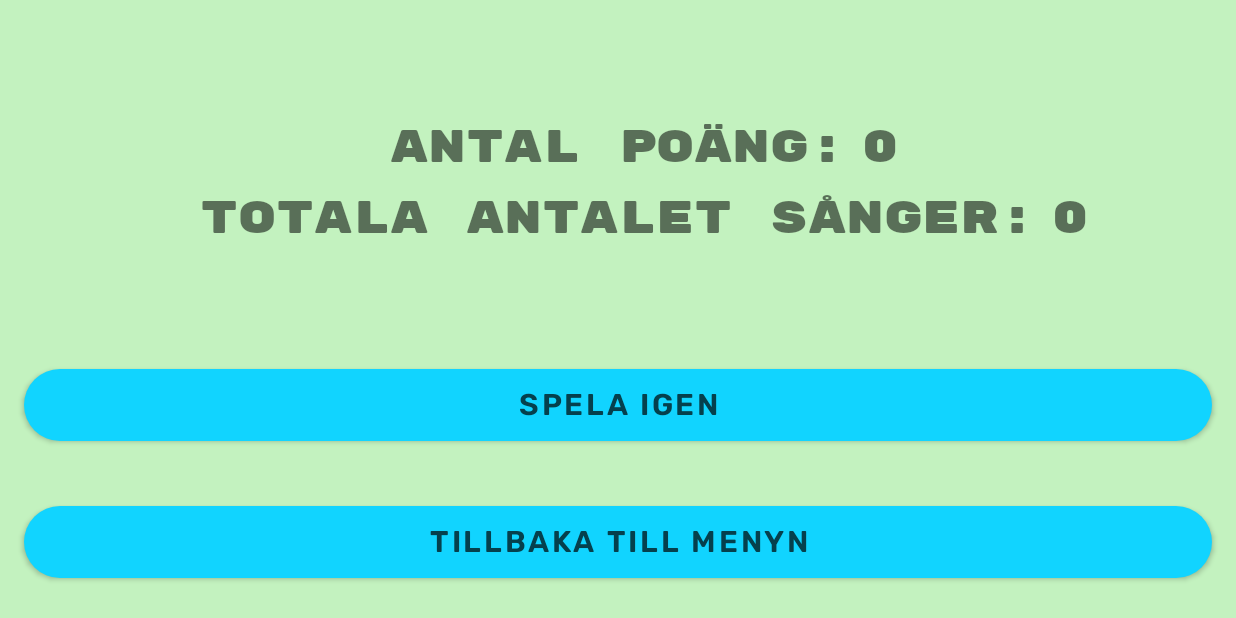
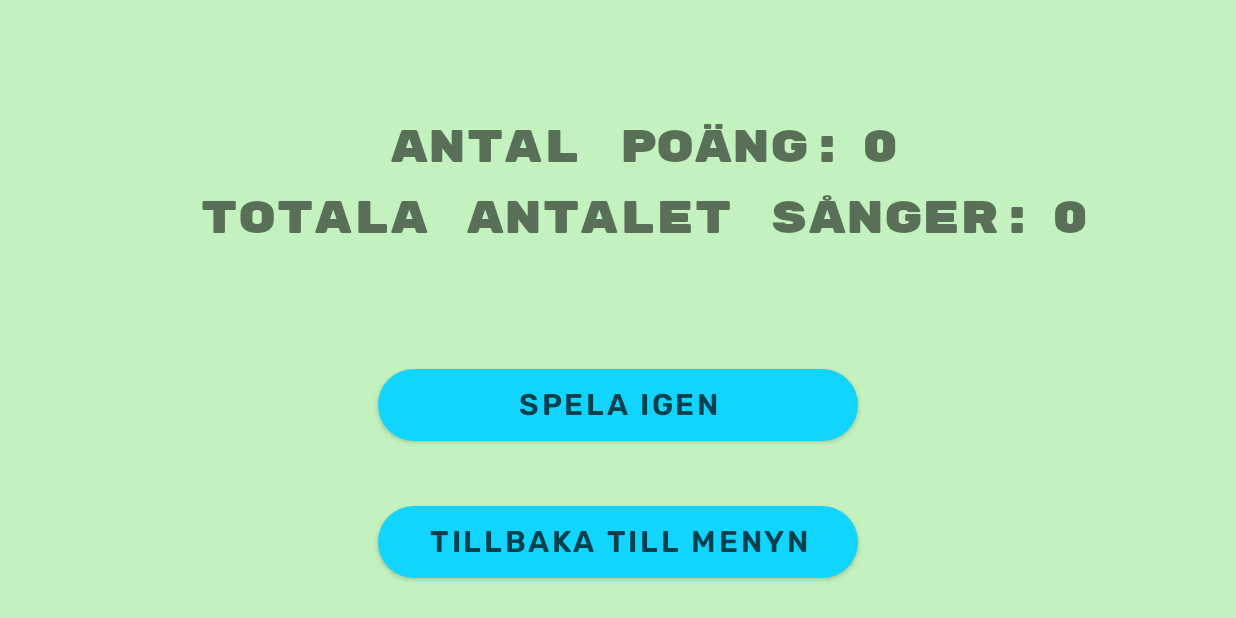
Before and after one commit to emmylindgren/OCCENTO, an Android app: the fragment GameResultFragment placed in its activity, on a phone screen of 824 x 412 dp (held sideways). Run offline under Robolectric (Android 15) with nearby library versions, the phone set to English and light mode, and no system bars; our stand-ins replace Room's generated code; 2 statements that could not run were skipped.

Commit message:
Fixed some bugs on transfer between fragments

```diff
--- a/app/src/main/java/se/umu/emli/ou3/ui/gameRound/GameRoundFragment.java
+++ b/app/src/main/java/se/umu/emli/ou3/ui/gameRound/GameRoundFragment.java
@@ -15,6 +15,7 @@ import androidx.annotation.NonNull;
 import androidx.annotation.Nullable;
 import androidx.fragment.app.Fragment;
 
+import android.os.CountDownTimer;
 import android.os.Handler;
 import android.view.LayoutInflater;
 import android.view.View;
@@ -24,8 +25,6 @@ import android.widget.TextView;
 import java.util.Locale;
 import java.util.concurrent.TimeUnit;
 
-import se.umu.emli.ou3.GameActivity;
-import se.umu.emli.ou3.MainActivity;
 import se.umu.emli.ou3.R;
 import se.umu.emli.ou3.Song;
 
@@ -44,6 +43,7 @@ public class GameRoundFragment extends Fragment implements SensorEventListener {
 
     private static final String TIME_FORMAT = "%02d:%02d";
     boolean positionIsReset;
+    boolean roundIsStarted = false;
 
     private Handler handler = new Handler();
 
@@ -55,11 +55,33 @@ public class GameRoundFragment extends Fragment implements SensorEventListener {
 
         root = inflater.inflate(R.layout.fragment_game_round, container, false);
 
+        setUpViewItems();
         setUpAccelerometerSensor();
-        setUpViewItems();
 
-        startTimer();
-        setCurrentSongView(gameRoundViewmodel.getNextRandomSong());
+
+        CountDownTimer countDownTimer = new CountDownTimer(5000, 1000) {
+            int countDownInt = 3;
+            @Override
+            public void onTick(long millisUntilFinished) {
+                if(countDownInt == 0){
+                    songLyrics.setText("KÖR!");
+                }
+                else{
+                    songLyrics.setText(Integer.toString(countDownInt));
+                    countDownInt--;
+                }
+            }
+
+            @Override
+            public void onFinish() {
+
+                roundIsStarted = true;
+                startTimer();
+                setCurrentSongView(gameRoundViewmodel.getNextRandomSong());
+            }
+        }.start();
+
+
 
         return root;
     }
@@ -80,6 +102,9 @@ public class GameRoundFragment extends Fragment implements SensorEventListener {
         songLyrics = root.findViewById(R.id.songLyric);
         songTitle = root.findViewById(R.id.songTitle);
         songArtist = root.findViewById(R.id.songArtist);
+
+        songTitle.setText("");
+        songArtist.setText("");
     }
 
     /**
@@ -99,13 +124,11 @@ public class GameRoundFragment extends Fragment implements SensorEventListener {
     }
 
     private void endRound() {
-        //TODO: Ta bort detta sen.
-        //((GameActivity) requireActivity()).goToResults();
+        gameRoundViewmodel.cancelTimer();
         Bundle result = new Bundle();
         result.putInt("Points",gameRoundViewmodel.getPointsThisRound());
         result.putInt("TotalSongs",gameRoundViewmodel.getTotalOfSongsThisRound());
         getParentFragmentManager().setFragmentResult("gameResults", result);
-
     }
 
     /**
@@ -114,7 +137,7 @@ public class GameRoundFragment extends Fragment implements SensorEventListener {
     private void setUpAccelerometerSensor() {
         sensorManager = (SensorManager) getActivity().getSystemService(Context.SENSOR_SERVICE);
         sensor = sensorManager.getDefaultSensor(Sensor.TYPE_ACCELEROMETER);
-        positionIsReset = true;
+        positionIsReset = false;
     }
 
     /**
@@ -130,7 +153,7 @@ public class GameRoundFragment extends Fragment implements SensorEventListener {
     public void onSensorChanged(SensorEvent event) {
         float x = event.values[2];
 
-        if(positionIsReset){
+        if(positionIsReset && roundIsStarted){
             // User tilts the phone downwards and passes the song, a new song is displayed.
             if (x < -7) {
                 positionIsReset = false;
@@ -154,7 +177,6 @@ public class GameRoundFragment extends Fragment implements SensorEventListener {
     }
 
     private void updateUI(int p, String s, int p2) {
-        sensorManager.unregisterListener(this);
         playSoundEffect(p);
         blankOutOldSong(s);
         setBackground(p2);
@@ -165,8 +187,9 @@ public class GameRoundFragment extends Fragment implements SensorEventListener {
     }
 
     private void playSoundEffect(int p) {
-        MediaPlayer.create(requireContext(), p).start();
+       MediaPlayer.create(requireContext(), p).start();
     }
+
 
     private void blankOutOldSong(String passOrPoint) {
         songLyrics.setText(passOrPoint);
@@ -181,7 +204,6 @@ public class GameRoundFragment extends Fragment implements SensorEventListener {
     private void setUpNewSongRound() {
         setCurrentSongView(gameRoundViewmodel.getNextRandomSong());
         setBackground(R.color.primary_green);
-        sensorManager.registerListener(this, sensor,SensorManager.SENSOR_DELAY_UI);
     }
 
     @Override
@@ -209,4 +231,10 @@ public class GameRoundFragment extends Fragment implements SensorEventListener {
         super.onDestroyView();
         gameRoundViewmodel.cancelTimer();
     }
+
+    @Override
+    public void onDestroy() {
+        super.onDestroy();
+        gameRoundViewmodel.cancelTimer();
+    }
 }
--- a/app/src/main/java/se/umu/emli/ou3/ui/gameRound/GameRoundViewModel.java
+++ b/app/src/main/java/se/umu/emli/ou3/ui/gameRound/GameRoundViewModel.java
@@ -25,7 +25,6 @@ public class GameRoundViewModel extends AndroidViewModel {
         super(application);
         randomSongGenerator = new RandomSongGenerator(application);
         timerLiveData = new MutableLiveData<>();
-        //TODO: Måste vi nollställa denna varje gång vi skickar poängen?
         pointsThisRound= 0;
         totalOfSongsThisRound=0;
         this.application= application;
--- a/app/src/main/res/layout/fragment_game_result.xml
+++ b/app/src/main/res/layout/fragment_game_result.xml
@@ -54,7 +54,7 @@
 
     <Button
         android:id="@+id/play_again_button"
-        android:layout_width="match_parent"
+        android:layout_width="320dp"
         android:layout_height="wrap_content"
         android:text="@string/play_again_button_text"
         app:layout_constraintTop_toTopOf="@id/total_nr_of_songs_text"
@@ -67,7 +67,7 @@
         />
     <Button
         android:id="@+id/go_to_menu_button"
-        android:layout_width="match_parent"
+        android:layout_width="320dp"
         android:layout_height="wrap_content"
         android:text="@string/back_to_menu_button_text"
         app:layout_constraintTop_toBottomOf="@id/play_again_button"
--- a/app/src/main/res/values/strings.xml
+++ b/app/src/main/res/values/strings.xml
@@ -38,4 +38,5 @@
     <string name="total_points_text">Antal poäng:</string>
     <string name="back_to_menu_button_text">Tillbaka till menyn</string>
     <string name="play_again_button_text">Spela igen</string>
+    <string name="timer_start_value">03:00</string>
 </resources>
```
Also changed, not shown: app/src/main/java/se/umu/emli/ou3/ui/gameResult/GameResultFragment.java (+0 -7 lines), app/src/main/res/layout/fragment_game_round.xml (+6 -4 lines).
